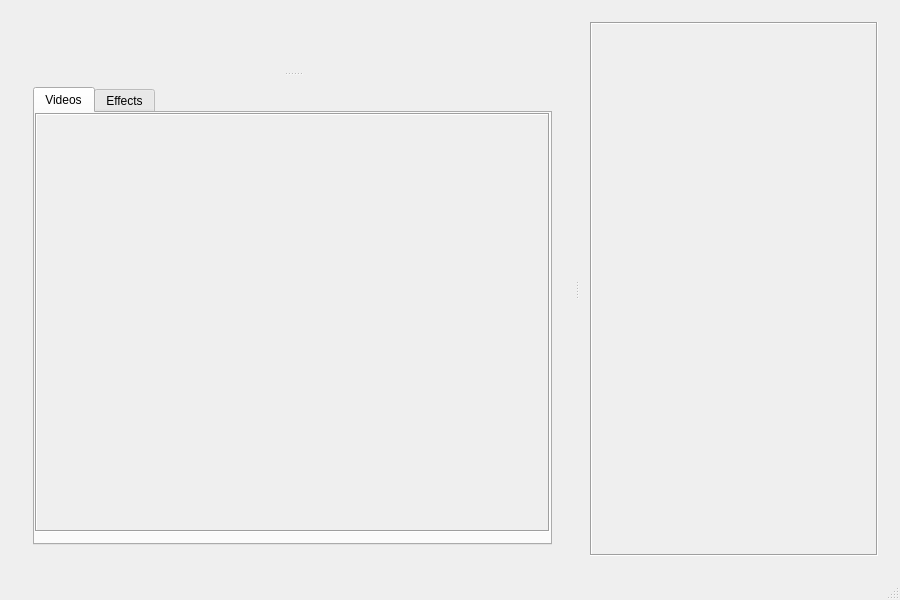
Old version of the form gui/ui/MainWindow.ui in the repository wulf97/CVVEditor.
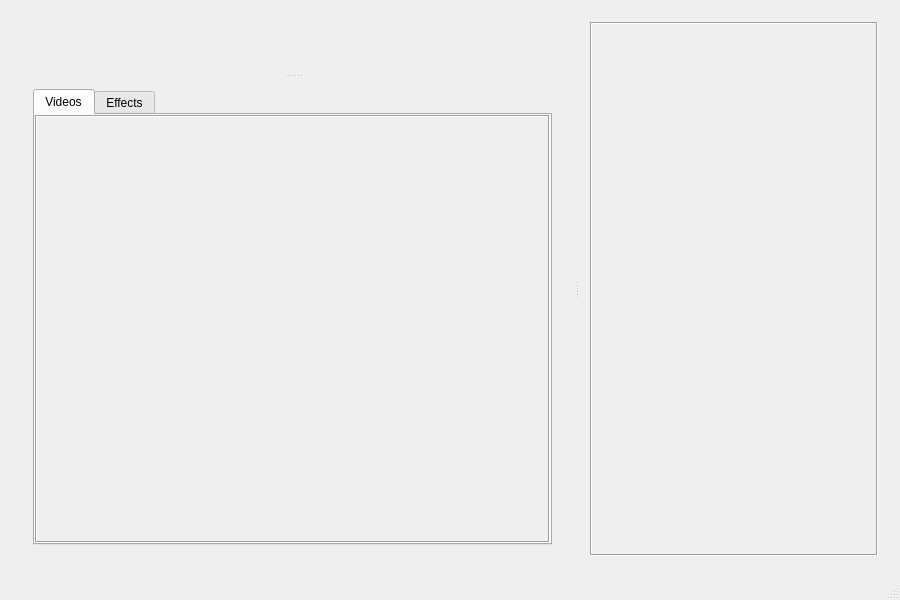
New version of the form. The open tabs and pages were chosen to show the change.

The edit to the form file:
```diff
--- a/gui/ui/MainWindow.ui
+++ b/gui/ui/MainWindow.ui
@@ -102,6 +102,9 @@
                    </property>
                    <item>
                     <layout class="QVBoxLayout" name="verticalLayout_3">
+                     <property name="spacing">
+                      <number>0</number>
+                     </property>
                      <item>
                       <widget class="QWidget" name="widget_2" native="true">
                        <layout class="QVBoxLayout" name="verticalLayout_10">
@@ -117,6 +120,9 @@
                         <property name="rightMargin">
                          <number>0</number>
                         </property>
+                        <property name="bottomMargin">
+                         <number>0</number>
+                        </property>
                         <item>
                          <widget class="QScrollArea" name="scrollArea_3">
                           <property name="minimumSize">
@@ -139,8 +145,8 @@
                             <rect>
                              <x>0</x>
                              <y>0</y>
-                             <width>430</width>
-                             <height>479</height>
+                             <width>576</width>
+                             <height>487</height>
                             </rect>
                            </property>
                            <layout class="QVBoxLayout" name="verticalLayout_9">
```
Left out of the diff: 6 changed lines with no effect on the pictures.
